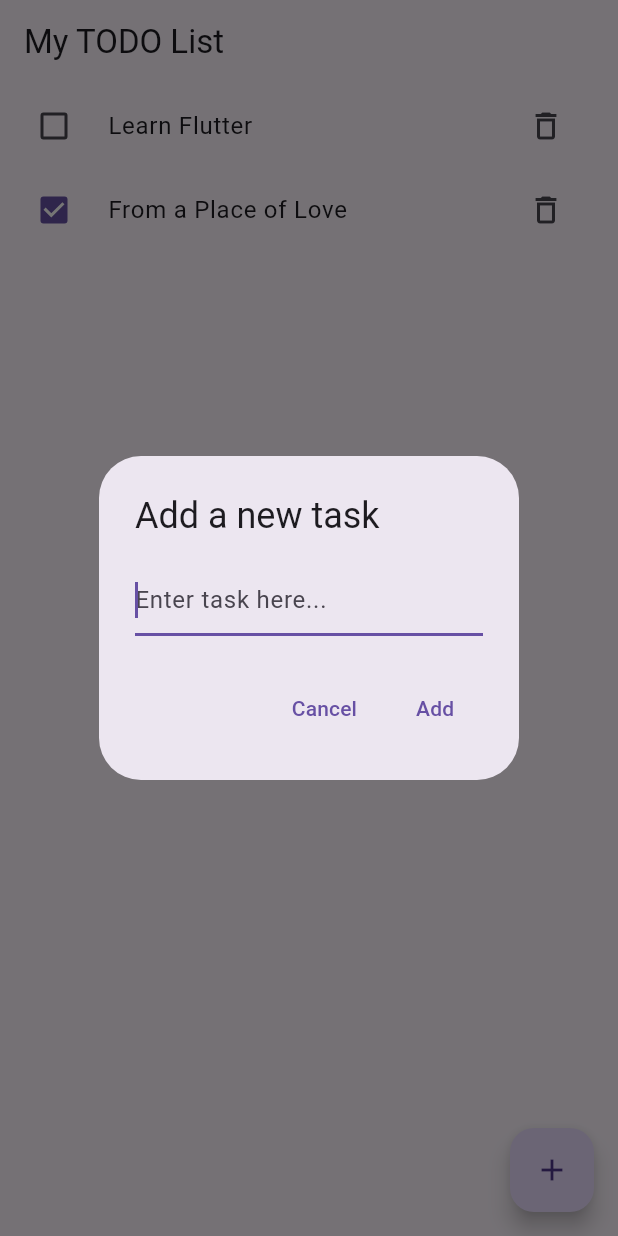
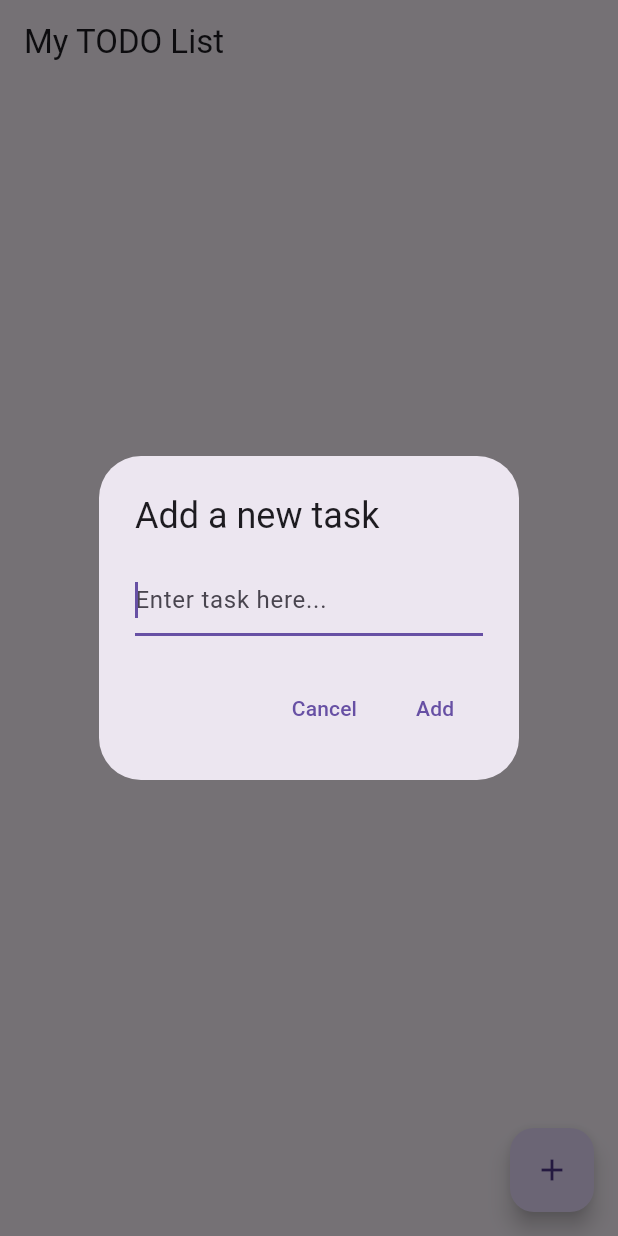
Before and after one commit to Ember018/hpcore, a Flutter app: the screen it shows after launch, after a tap on the "add" icon, on a phone screen of 412 x 824 dp. Run offline on Flutter 3.47's test engine with Material 3 defaults, Android fonts, the phone set to English and light mode, and no system bars; our stand-ins replace logger.

Commit message:
Update Task class

```diff
--- a/lib/main.dart
+++ b/lib/main.dart
@@ -1,11 +1,10 @@
 import 'package:flutter/material.dart';
 import 'package:logger/logger.dart';
+import 'package:uuid/uuid.dart'; // Import the uuid package
 
 final logger = Logger();
 
-void main() {
-  runApp(const MyApp());
-}
+void main() => runApp(const MyApp());
 
 class MyApp extends StatelessWidget {
   const MyApp({super.key});
@@ -13,27 +12,24 @@ class MyApp extends StatelessWidget {
   @override
   Widget build(BuildContext context) {
     return MaterialApp(
-        title: 'Simple TODO App', // The app's title
+        title: 'Hpcore', // The app's title
         theme: ThemeData(
           primarySwatch: Colors.yellow, // Main theme color
           useMaterial3: true, // Optional: Use Material 3 design
         ),
-        home: const TodoListScreen());
+        home: const TasksScreen());
   }
 }
 
-class TodoListScreen extends StatefulWidget {
-  const TodoListScreen({super.key});
+class TasksScreen extends StatefulWidget {
+  const TasksScreen({super.key});
 
   @override
-  State<TodoListScreen> createState() => _TodoListScreenState();
+  State<TasksScreen> createState() => _TasksScreenState();
 }
 
-class _TodoListScreenState extends State<TodoListScreen> {
-  final List<TodoItem> _tasks = [
-    TodoItem(title: "Learn Flutter"),
-    TodoItem(title: "From a Place of Love", isDone: true),
-  ];
+class _TasksScreenState extends State<TasksScreen> {
+  final List<Task> _tasks = [];
 
   final TextEditingController _textFieldController = TextEditingController();
 
@@ -66,7 +62,7 @@ class _TodoListScreenState extends State<TodoListScreen> {
               onPressed: () {
                 String newTaskTitle = _textFieldController.text;
                 if (newTaskTitle.isNotEmpty) {
-                  final newItem = TodoItem(title: newTaskTitle);
+                  final newItem = Task(title: newTaskTitle);
                   setState(() {
                     _tasks.add(newItem);
                   });
@@ -132,9 +128,40 @@ class _TodoListScreenState extends State<TodoListScreen> {
   }
 }
 
-class TodoItem {
+var uuid = Uuid();
+
+enum TaskType {
+  thrive,
+  endure,
+  indulge,
+  release,
+}
+
+class Task {
+  final String id;
   String title;
+  String? description;
   bool isDone;
+  TaskType taskType;
+  DateTime? dueDate;
+  DateTime creationDate;
 
-  TodoItem({required this.title, this.isDone = false});
+  Task(
+      {required this.title,
+      this.description,
+      this.isDone = false,
+      this.taskType = TaskType.endure,
+      this.dueDate})
+      : id = uuid.v4(),
+        creationDate = DateTime.now(); // Generate unique id on creation
+
+  void toggleDone() {
+    isDone = !isDone;
+  }
+
+  // for debugging/ logging
+  @override
+  String toString() {
+    return 'Task(id: $id, title: "$title", isDone: $isDone, taskType: $taskType, dueDate: $dueDate, creationDate: $creationDate)';
+  }
 }
--- a/pubspec.yaml
+++ b/pubspec.yaml
@@ -1,7 +1,7 @@
 name: hpcore
 description: Task management app for HPC
 
-publish_to: 'none' # Remove this line if you wish to publish to pub.dev
+publish_to: "none" # Remove this line if you wish to publish to pub.dev
 
 version: 0.0.1+1
 
@@ -12,7 +12,7 @@ dependencies:
   flutter:
     sdk: flutter
 
-
+  uuid: ^4.4.2
   logger: ^2.3.0
   english_words: ^4.0.0
   provider: ^6.1.2
```
Also changed, not shown: pubspec.lock, 2 other files.
